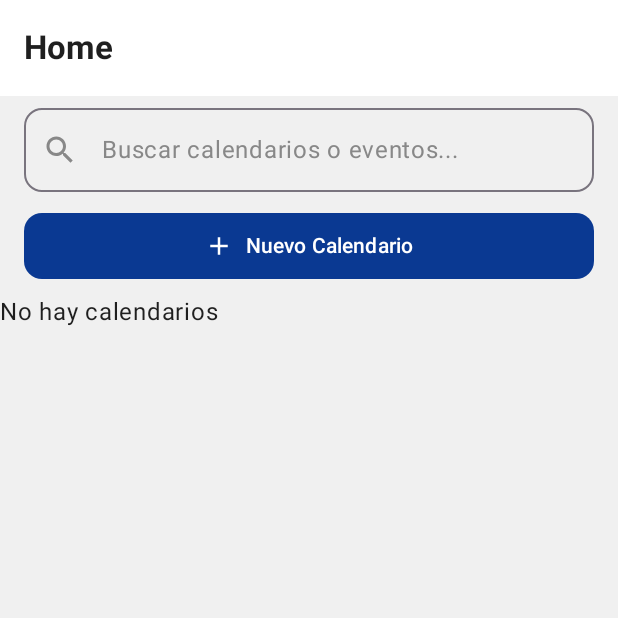
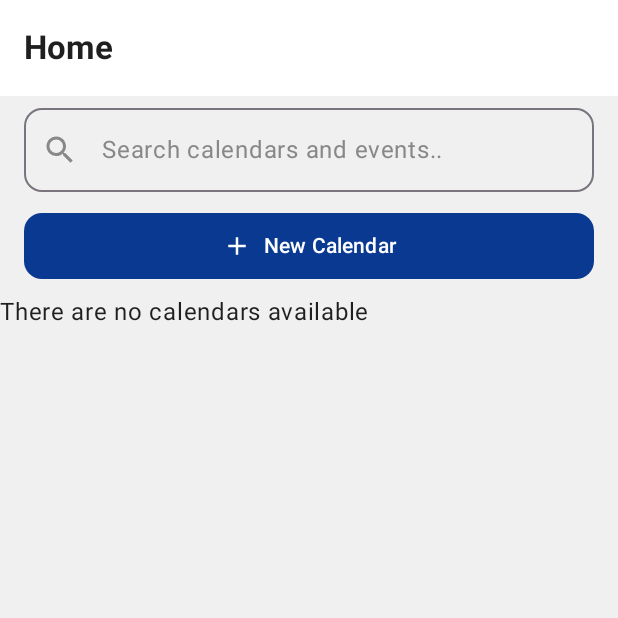
Before and after one commit to cristian9751/proyectodamcalendar, an Android app built with Jetpack Compose: the HomeScreen screen opened through its navigation route, on a phone screen of 412 x 824 dp, the top half of it. Run offline under Robolectric (Android 15) with nearby library versions, the phone set to English and light mode, and no system bars; our stand-ins replace Dagger/Hilt's generated code, Room's generated code, livedata-compose; libraries missing offline, so code that uses them is left out: androidx.hilt.lifecycle, io.github.jan.supabase; 2 statements that could not run were skipped.

Commit message:
Coregido bug al recordar el inicio de sesion y modificada ui de las pantallas homeScreen y new Calendar

```diff
--- a/app/src/main/java/com/cristian/calendarapp/ui/Navigation.kt
+++ b/app/src/main/java/com/cristian/calendarapp/ui/Navigation.kt
@@ -3,10 +3,7 @@ package com.cristian.calendarapp.ui
 import androidx.compose.runtime.Composable
 import androidx.compose.runtime.getValue
 import androidx.compose.runtime.livedata.observeAsState
-import androidx.compose.runtime.remember
 import androidx.hilt.lifecycle.viewmodel.compose.hiltViewModel
-import androidx.lifecycle.ViewModel
-import androidx.navigation.NavController
 import androidx.navigation.compose.NavHost
 import androidx.navigation.compose.composable
 import androidx.navigation.compose.navigation
@@ -24,7 +21,7 @@ import com.cristian.calendarapp.presentation.viewmodel.SessionViewModel
 fun Navigation() {
     val navController = rememberNavController()
     val sessionViewModel : SessionViewModel = hiltViewModel()
-    val sessionState by  sessionViewModel.sessionState.observeAsState(initial = UiState.Loading)
+    val sessionState by  sessionViewModel.uiState.observeAsState(initial = UiState.Loading)
     NavHost(
         navController,
         startDestination = getStartDestination(sessionState)
--- a/presentation/src/main/java/com/cristian/calendarapp/presentation/components/Scaffold.kt
+++ b/presentation/src/main/java/com/cristian/calendarapp/presentation/components/Scaffold.kt
@@ -31,7 +31,7 @@ fun  AppScaffold(
             modifier = Modifier
                 .fillMaxSize()
                 .padding(24.dp)
-                .background(MaterialTheme.colorScheme.background),
+                .background(MaterialTheme.colorScheme.surface),
             contentAlignment = Alignment.CenterStart,
         ) {
             CircularProgressIndicator()
--- a/presentation/src/main/java/com/cristian/calendarapp/presentation/components/SearchAndNewCalendar.kt
+++ b/presentation/src/main/java/com/cristian/calendarapp/presentation/components/SearchAndNewCalendar.kt
@@ -21,8 +21,10 @@ import androidx.compose.material3.Text
 import androidx.compose.runtime.Composable
 import androidx.compose.ui.Modifier
 import androidx.compose.ui.graphics.Color
+import androidx.compose.ui.res.stringResource
 import androidx.compose.ui.text.font.FontWeight
 import androidx.compose.ui.unit.dp
+import com.cristian.calendarapp.presentation.R
 
 @Composable
 fun SearchAndNewCalendar(searchValue : String, onSearchValueChange: (String) -> Unit, onNewCalendarClicked: () -> Unit) {
@@ -30,7 +32,7 @@ fun SearchAndNewCalendar(searchValue : String, onSearchValueChange: (String) ->
         OutlinedTextField(
             value = searchValue,
             onValueChange = onSearchValueChange,
-            placeholder = { Text("Buscar calendarios o eventos...", color = Color.Gray) },
+            placeholder = { Text(stringResource(R.string.search_label), color = Color.Gray) },
             leadingIcon = { Icon(Icons.Default.Search, contentDescription = null, tint = Color.Gray) },
             modifier = Modifier.fillMaxWidth(),
             shape = RoundedCornerShape(12.dp),
@@ -44,9 +46,9 @@ fun SearchAndNewCalendar(searchValue : String, onSearchValueChange: (String) ->
             contentPadding = PaddingValues(vertical = 12.dp),
             shape = RoundedCornerShape(12.dp)
         ) {
-            Icon(Icons.Default.Add, contentDescription = "Nuevo Calendario", modifier = Modifier.size(20.dp))
+            Icon(Icons.Default.Add, contentDescription = stringResource(R.string.new_calendar), modifier = Modifier.size(20.dp))
             Spacer(modifier = Modifier.width(8.dp))
-            Text("Nuevo Calendario", fontWeight = FontWeight.SemiBold)
+            Text(stringResource(R.string.new_calendar), fontWeight = FontWeight.SemiBold)
         }
     }
 }
--- a/presentation/src/main/java/com/cristian/calendarapp/presentation/screens/HomeScreen.kt
+++ b/presentation/src/main/java/com/cristian/calendarapp/presentation/screens/HomeScreen.kt
@@ -9,9 +9,11 @@ import androidx.compose.material3.Text
 import androidx.compose.runtime.Composable
 import androidx.compose.runtime.livedata.observeAsState
 import androidx.compose.ui.Modifier
+import androidx.compose.ui.res.stringResource
 import androidx.compose.ui.unit.dp
 import androidx.hilt.lifecycle.viewmodel.compose.hiltViewModel
 import androidx.navigation.NavController
+import com.cristian.calendarapp.presentation.R
 import com.cristian.calendarapp.presentation.Routes
 import com.cristian.calendarapp.presentation.UiState
 import com.cristian.calendarapp.presentation.components.AppScaffold
@@ -28,7 +30,7 @@ fun HomeScreen(navController : NavController) {
     val search = teamsViewModel.search.observeAsState(initial = "")
     AppScaffold(
         uiState = uiState.value,
-        title = "Home"
+        title = stringResource(R.string.home_text)
     ) { paddingValues ->
         Column(
             modifier = Modifier.padding(paddingValues)
@@ -41,7 +43,7 @@ fun HomeScreen(navController : NavController) {
                 searchValue = search.value
             )
             if(teams.value.isEmpty()) {
-                Text(text = "No hay calendarios")
+                Text(text = stringResource(R.string.no_calendars))
             } else {
                 LazyColumn(
                     modifier = Modifier.fillMaxSize()
--- a/presentation/src/main/java/com/cristian/calendarapp/presentation/viewmodel/SessionViewModel.kt
+++ b/presentation/src/main/java/com/cristian/calendarapp/presentation/viewmodel/SessionViewModel.kt
@@ -18,8 +18,8 @@ import javax.inject.Inject
 class SessionViewModel @Inject constructor(
     private val getSessionUseCase: GetSessionUseCase
 ) : ViewModel() {
-    private val _sessionState = MutableLiveData<UiState>()
-    val sessionState : LiveData<UiState> = _sessionState
+    private val _uiState = MutableLiveData<UiState>()
+    val uiState : LiveData<UiState> = _uiState
 
     private val _currentUserId = MutableLiveData<String>()
 
@@ -30,13 +30,14 @@ class SessionViewModel @Inject constructor(
             .onEach { result ->
                 when(result) {
                     is Resource.Loading -> {
-                        _sessionState.value = UiState.Loading
+                        _uiState.value = UiState.Loading
                     }
                     is Resource.Success -> {
                         _currentUserId.value = result.data.toString()
+                        _uiState.value = UiState.Success
                     }
                     is Resource.Error -> {
-                        _sessionState.value = UiState.Error(errorResourceId = getUiErrorResourceId(result.domainError as DomainError))
+                        _uiState.value = UiState.Error(errorResourceId = getUiErrorResourceId(result.domainError as DomainError))
                     }
                 }
             }
```
Also changed, not shown: domain/src/main/java/com/cristian/calendarapp/domain/usecase/GetSessionUseCase.kt (+5 -3 lines), presentation/src/main/java/com/cristian/calendarapp/presentation/components/CalendarCard.kt (+7 -4 lines), presentation/src/main/java/com/cristian/calendarapp/presentation/screens/NewCalendarScreen.kt (renamed from presentation/src/main/java/com/cristian/calendarapp/presentation/screens/NewTeamScreen.kt, +13 -15 lines), presentation/src/main/res/values/strings.xml (+9 -0 lines), 1 other file.
